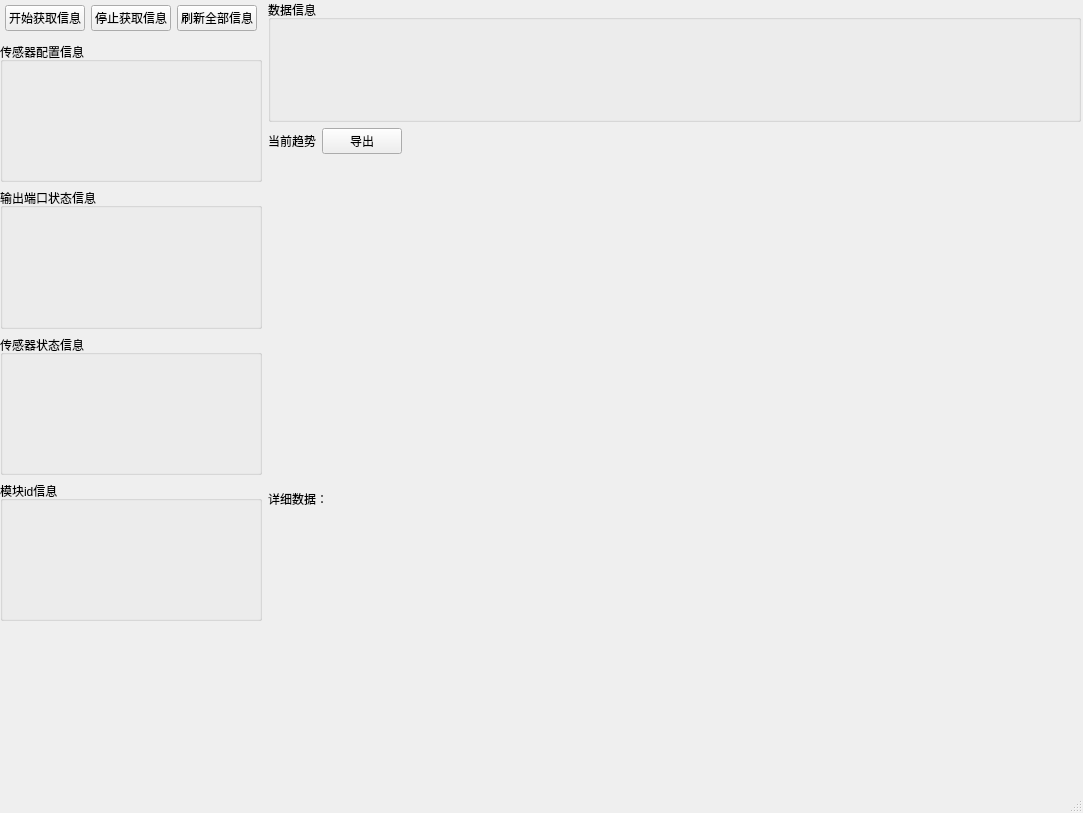
2950067210dqy/Animal_Project_Newly, file Module/monitor_data/ui/tab/tab2_tab3_window.ui: the form before one commit.
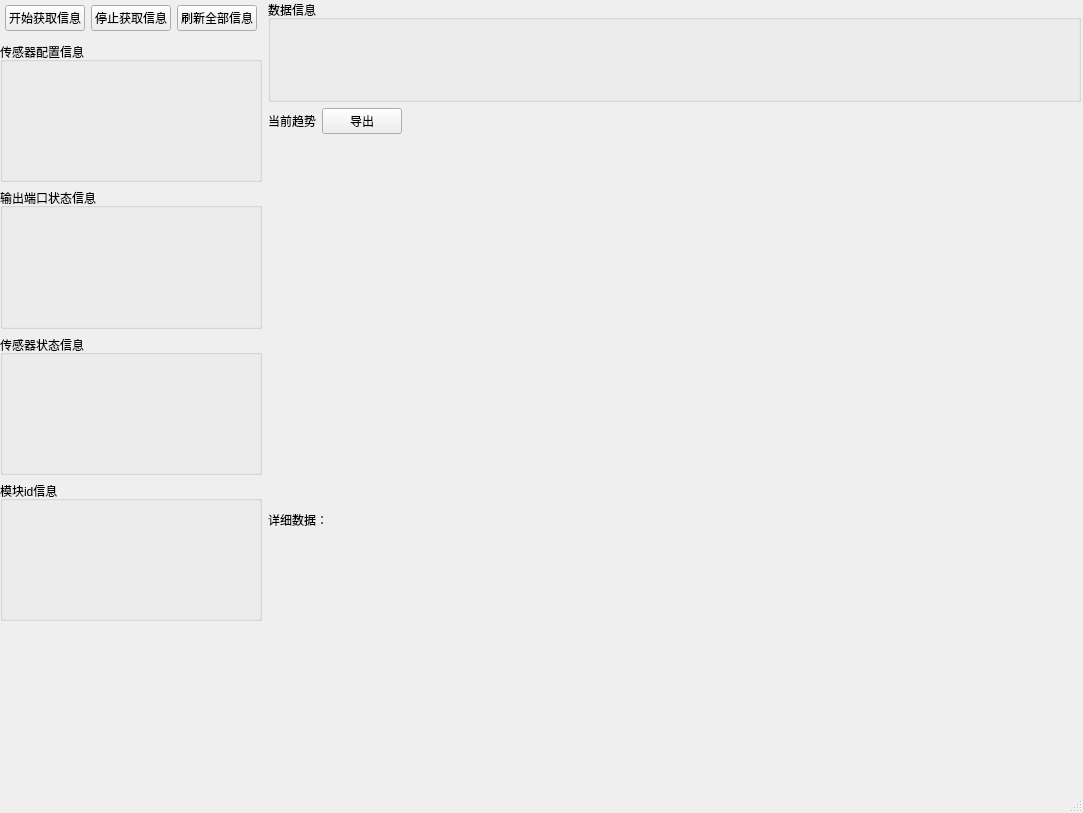
The form after the commit.

Patch:
```diff
--- a/Module/monitor_data/ui/tab/tab2_tab3_window.ui
+++ b/Module/monitor_data/ui/tab/tab2_tab3_window.ui
@@ -131,7 +131,7 @@
       </layout>
      </item>
      <item>
-      <layout class="QVBoxLayout" name="left_layout" stretch="1,2,2">
+      <layout class="QVBoxLayout" name="left_layout" stretch="1,3,2">
        <property name="bottomMargin">
         <number>50</number>
        </property>
```
